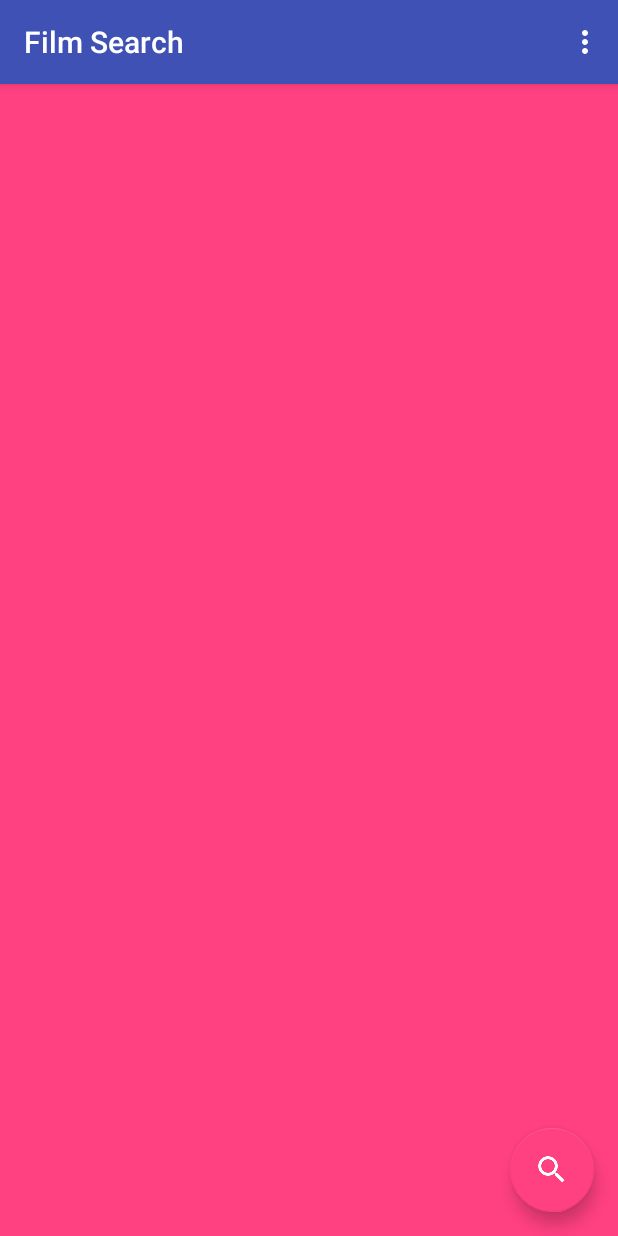
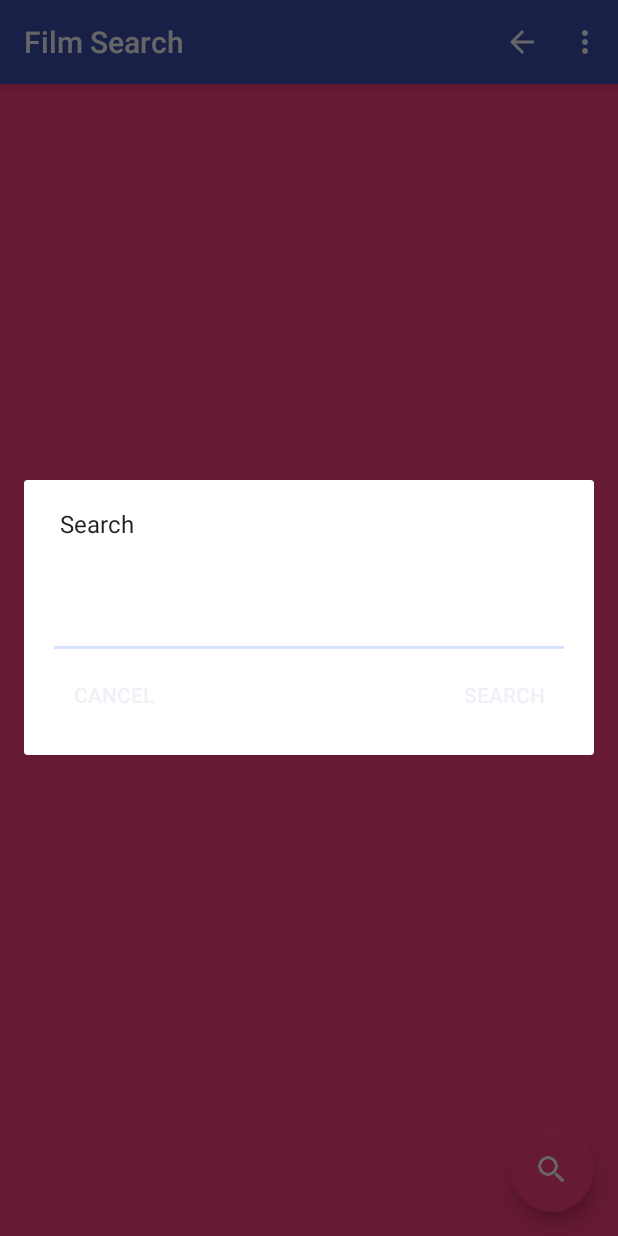
Before and after one commit to knpFletcher/pownallkarenaca, an Android app: the screen it shows after launch (MainActivity), after a tap on an icon or button, on a phone screen of 412 x 824 dp. Run offline under Robolectric (Android 15) with nearby library versions, the phone set to English and light mode, and no system bars; our stand-ins replace ButterKnife, Picasso; pictures from the network do not load.

Commit message:
FilmSearch: working on search functionality, jumped around to other stuff too (back arrow, etc)

```diff
--- /dev/null
+++ b/FilmSearch/app/src/main/java/com/karenpownall/android/aca/filmsearch/DialogSearch.java
@@ -0,0 +1,85 @@
+package com.karenpownall.android.aca.filmsearch;
+
+import android.app.AlertDialog;
+import android.app.Dialog;
+import android.app.DialogFragment;
+import android.os.Build;
+import android.os.Bundle;
+import android.view.LayoutInflater;
+import android.view.View;
+import android.widget.Button;
+import android.widget.EditText;
+import android.widget.ProgressBar;
+
+import butterknife.BindView;
+import butterknife.ButterKnife;
+import retrofit2.Call;
+import retrofit2.Callback;
+import retrofit2.Response;
+import retrofit2.Retrofit;
+import retrofit2.converter.gson.GsonConverterFactory;
+
+import static com.karenpownall.android.aca.filmsearch.R.layout.dialog_search;
+
+public class DialogSearch extends DialogFragment{
+
+    @BindView(R.id.queryButton) Button mQueryButton;
+    @BindView(R.id.searchText) EditText mSearchText;
+    @BindView(R.id.progressBar) ProgressBar mProgressBar;
+    @BindView(R.id.cancelButton) Button mCancelButton;
+
+    private MoviesAdapter mMoviesAdapter;
+
+    Retrofit restAdapter = new Retrofit.Builder()
+            .addConverterFactory(GsonConverterFactory.create())
+            .baseUrl("http://api.themoviedb.org/")
+            .build();
+
+    MoviesApiService apiService = restAdapter.create(MoviesApiService.class);
+
+    @Override
+    public Dialog onCreateDialog(Bundle savedInstanceState) {
+
+        AlertDialog.Builder builder = new AlertDialog.Builder(getActivity());
+
+        LayoutInflater inflater = getActivity().getLayoutInflater();
+        //View dialogView = inflater.inflate(R.layout.dialog_search, null);
+        View view = LayoutInflater.from(getActivity()).inflate(dialog_search, null);
+
+        ButterKnife.bind(this, view);
+
+        if (Build.VERSION.SDK_INT >= Build.VERSION_CODES.LOLLIPOP) {
+            builder.setView(dialog_search).setMessage("Search");
+        }
+
+        mCancelButton.setOnClickListener(new View.OnClickListener() {
+            @Override
+            public void onClick(View v) {
+                dismiss();
+            }
+        });
+
+        mQueryButton.setOnClickListener(new View.OnClickListener() {
+            @Override
+            public void onClick(View v) {
+
+                Call<Movie.MovieResult> call = apiService.searchMovies();
+                call.enqueue(new Callback<Movie.MovieResult>() {
+
+                    @Override
+                    public void onResponse(Call<Movie.MovieResult> call, Response<Movie.MovieResult> response) {
+                        mMoviesAdapter.setMovieList(response.body().getResults());
+                    }
+
+                    @Override
+                    public void onFailure(Call<Movie.MovieResult> call, Throwable t) {
+                        t.printStackTrace();
+                    }
+                });
+
+            }
+        });
+
+        return builder.create();
+    }
+}
--- a/FilmSearch/app/src/main/java/com/karenpownall/android/aca/filmsearch/MainActivity.java
+++ b/FilmSearch/app/src/main/java/com/karenpownall/android/aca/filmsearch/MainActivity.java
@@ -45,20 +45,10 @@ public class MainActivity extends AppCompatActivity {
         fab.setOnClickListener(new View.OnClickListener() {
             @Override
             public void onClick(View view) {
-                //set inside dialog fragment
-                Call<Movie.MovieResult> call = apiService.searchMovies();
-                call.enqueue(new Callback<Movie.MovieResult>() {
 
-                    @Override
-                    public void onResponse(Call<Movie.MovieResult> call, Response<Movie.MovieResult> response) {
-                        mMoviesAdapter.setMovieList(response.body().getResults());
-                    }
-
-                    @Override
-                    public void onFailure(Call<Movie.MovieResult> call, Throwable t) {
-                        t.printStackTrace();
-                    }
-                });
+                //need fragment manager
+                DialogSearch dialogSearch = new DialogSearch();
+                dialogSearch.show(getFragmentManager(), "123");
             }
         });
 
@@ -71,10 +61,10 @@ public class MainActivity extends AppCompatActivity {
 
                 @Override public void onItemClick(View view, int position) {
 
-                    Intent mIntent = new Intent (getApplicationContext(), DetailActivity.class);
-                    mIntent.putExtra("Movie", mMoviesAdapter.getMovieList().get(position));
+                    Intent mDetailIntent = new Intent (getApplicationContext(), DetailActivity.class);
+                    mDetailIntent.putExtra("Movie", mMoviesAdapter.getMovieList().get(position));
                     //.getMovieList built into adapter, get built into ArrayList
-                    startActivity(mIntent);
+                    startActivity(mDetailIntent);
                 }
 
                 @Override
@@ -82,10 +72,10 @@ public class MainActivity extends AppCompatActivity {
 
                     //TODO make favorites functionality here instead
 
-                    Intent mIntent = new Intent (getApplicationContext(), DetailActivity.class);
+                    Intent mFavoritesIntent = new Intent (getApplicationContext(), DetailActivity.class);
 
-                    mIntent.putExtra("Movie", String.valueOf(mMoviesAdapter));
-                    startActivity(mIntent);
+                    mFavoritesIntent.putExtra("Movie", String.valueOf(mMoviesAdapter));
+                    startActivity(mFavoritesIntent);
 
                 }
             })
--- a/FilmSearch/app/src/main/java/com/karenpownall/android/aca/filmsearch/Movie.java
+++ b/FilmSearch/app/src/main/java/com/karenpownall/android/aca/filmsearch/Movie.java
@@ -66,38 +66,4 @@ public class Movie implements Serializable {
             return results;
         }
     }
-
-
-    /*
-
-    Parcelable
-
-    @Override
-    public int describeContents() {
-        return 0;
-    }
-
-    // write your object's data to the passed-in Parcel
-    @Override
-    public void writeToParcel(Parcel out, int flags) {
-        out.writeInt(mData);
-    }
-
-    // this is used to regenerate your object. All Parcelables must have a CREATOR that implements these two methods
-    public static final Parcelable.Creator<Movie> CREATOR = new Parcelable.Creator<Movie>() {
-        public Movie createFromParcel(Parcel in) {
-            return new Movie(in);
-        }
-
-        public Movie[] newArray(int size) {
-            return new Movie[][size];
-        }
-    };
-
-    // example constructor that takes a Parcel and gives you an object populated with it's values
-    private Movie(Parcel in) {
-        mData = in.readInt();
-    }
-
-     */
 }
--- a/FilmSearch/app/src/main/res/layout/activity_search.xml
+++ /dev/null
@@ -1,33 +0,0 @@
-<?xml version="1.0" encoding="utf-8"?>
-
-<LinearLayout xmlns:android="http://schemas.android.com/apk/res/android"
-              xmlns:tools="http://schemas.android.com/tools"
-              android:layout_width="match_parent"
-              android:layout_height="match_parent"
-              android:orientation="vertical"
-              android:paddingLeft="@dimen/activity_horizontal_margin"
-              android:paddingRight="@dimen/activity_horizontal_margin"
-              android:paddingTop="@dimen/activity_vertical_margin"
-              android:paddingBottom="@dimen/activity_vertical_margin">
-
-    <EditText
-        android:id="@+id/searchText"
-        android:layout_width="match_parent"
-        android:layout_height="wrap_content"
-        android:hint="@string/search"
-        android:inputType="text|textPersonName"/>
-    <Button
-        android:id="@+id/queryButton"
-        android:layout_width="wrap_content"
-        android:layout_height="wrap_content"
-        android:layout_gravity="end"
-        style="@style/Base.Widget.AppCompat.Button.Borderless"
-        android:text="@string/search"/>
-    <ProgressBar
-        android:id="@+id/progressBar"
-        android:layout_width="wrap_content"
-        android:layout_height="wrap_content"
-        android:indeterminate="true"
-        android:layout_centerHorizontal="true"
-        android:visibility="gone" />
-</LinearLayout>
--- /dev/null
+++ b/FilmSearch/app/src/main/res/layout/dialog_search.xml
@@ -0,0 +1,55 @@
+<?xml version="1.0" encoding="utf-8"?>
+
+<LinearLayout xmlns:android="http://schemas.android.com/apk/res/android"
+              xmlns:tools="http://schemas.android.com/tools"
+              android:layout_width="match_parent"
+              android:layout_height="match_parent"
+              android:orientation="vertical"
+              android:paddingLeft="@dimen/activity_horizontal_margin"
+              android:paddingRight="@dimen/activity_horizontal_margin"
+              android:paddingTop="@dimen/activity_vertical_margin"
+              android:paddingBottom="@dimen/activity_vertical_margin">
+
+    <RelativeLayout
+        android:layout_width="match_parent"
+        android:layout_height="match_parent">
+
+        <EditText
+            android:id="@+id/searchText"
+            android:layout_width="match_parent"
+            android:layout_height="wrap_content"
+            android:hint="@string/search_hint"
+            android:inputType="text|textPersonName"/>
+
+        <ProgressBar
+            android:id="@+id/progressBar"
+            android:layout_width="wrap_content"
+            android:layout_height="wrap_content"
+            android:indeterminate="true"
+            android:layout_centerHorizontal="true"
+            android:visibility="gone" />
+
+        <Button
+            android:text="@string/cancel"
+            android:layout_width="wrap_content"
+            android:layout_height="wrap_content"
+            android:layout_gravity="left"
+            style="@style/Base.Widget.AppCompat.Button.Borderless"
+            android:id="@+id/cancelButton"
+            android:layout_below="@+id/searchText"
+            android:layout_alignParentLeft="true"
+            android:layout_alignParentStart="true"/>
+
+        <Button
+            android:id="@+id/queryButton"
+            android:layout_width="wrap_content"
+            android:layout_height="wrap_content"
+            android:layout_gravity="right"
+            style="@style/Base.Widget.AppCompat.Button.Borderless"
+            android:text="@string/search"
+            android:layout_below="@+id/searchText"
+            android:layout_alignParentRight="true"
+            android:layout_alignParentEnd="true"/>
+    </RelativeLayout>
+
+</LinearLayout>
--- a/FilmSearch/app/src/main/res/menu/menu_main.xml
+++ b/FilmSearch/app/src/main/res/menu/menu_main.xml
@@ -7,4 +7,9 @@
         android:orderInCategory="100"
         android:title="@string/favorites"
         app:showAsAction="never"/>
+
+    <item android:id="@+id/action_add"
+          android:icon="@drawable/ic_arrow_back_white_24dp"
+          android:title="@string/back"
+          app:showAsAction="ifRoom" />
 </menu>
--- a/FilmSearch/app/src/main/res/values/strings.xml
+++ b/FilmSearch/app/src/main/res/values/strings.xml
@@ -4,5 +4,8 @@
     <string name="description">Loading Description...</string>
     <string name="title">Loading title...</string>
     <string name="favorites">Favorites</string>
+    <string name="search_hint">Search Movie Titles</string>
+    <string name="cancel">Cancel</string>
     <string name="search">Search</string>
+    <string name="back">Back</string>
 </resources>
```
Also changed, not shown: FilmSearch/app/src/main/res/drawable-hdpi/ic_arrow_back_white_24dp.png (added), FilmSearch/app/src/main/res/drawable-mdpi/ic_arrow_back_white_24dp.png (added), FilmSearch/app/src/main/res/drawable-xhdpi/ic_arrow_back_white_24dp.png (added), FilmSearch/app/src/main/res/drawable-xxhdpi/ic_arrow_back_white_24dp.png (added), FilmSearch/app/src/main/res/drawable-xxxhdpi/ic_arrow_back_white_24dp.png (added).
